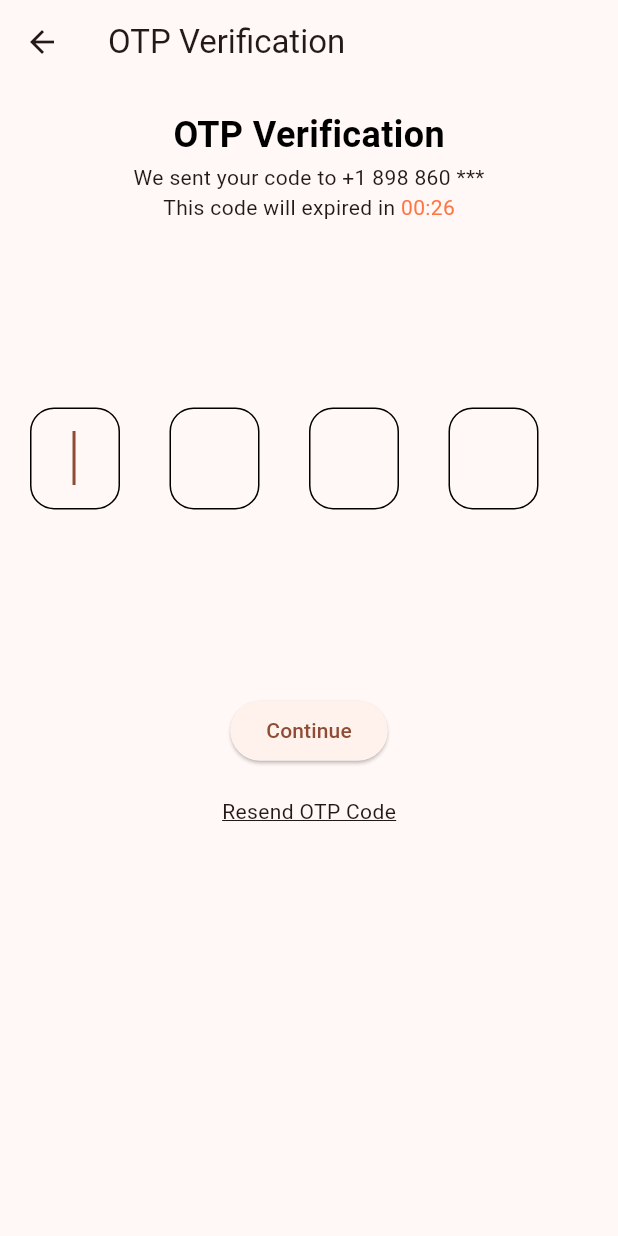
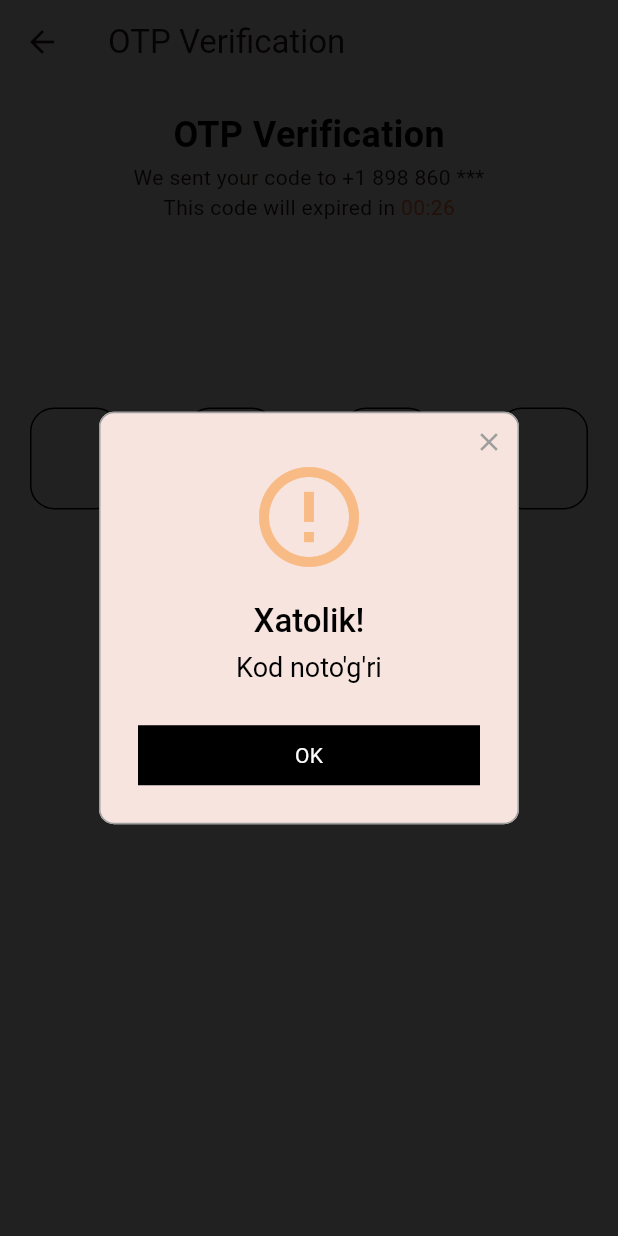
Before and after one commit to samandaruzbekistan/evakuvator, a Flutter app: the OtpScreen screen opened directly, after a tap on "Continue", on a phone screen of 412 x 824 dp. Run offline on Flutter 3.47's test engine with Material 3 defaults, Android fonts, the phone set to English and light mode, and no system bars; drawn by our look-alikes of rflutter_alert; our stand-ins replace connectivity_plus, firebase_core, firebase_messaging, flutter_local_notifications, flutter_svg, get and 2 more; missing offline and left inert: dart_jsonwebtoken; accounts and stored records are empty.

Commit message:
register login bugs fixed

```diff
--- a/lib/controllers/api_controller.dart
+++ b/lib/controllers/api_controller.dart
@@ -94,7 +94,7 @@ class ApiController {
     return -1;
   }
 
-  Future<void> checkCode(String code) async {
+  Future<int?> checkCode(String code) async {
     var kod = box.get('code');
     if(kod == code){
       var headers = {
@@ -121,10 +121,16 @@ class ApiController {
       request.headers.addAll(headers);
 
       http.StreamedResponse response = await request.send();
-
+      if(response.statusCode == 200){
+        box.put('phone', "${box.get("temp_phone")}");
+        box.put('name',"${box.get('temp_name')}");
+        box.put('region_name',"${box.get('temp_location_name')}");
+        box.put('region_id', "${box.get('temp_location_id')}");
+        return 1;
+      }
     }
     else{
-      print("else");
+      return 0;
     }
   }
 
--- a/lib/screens/otp/components/otp_form.dart
+++ b/lib/screens/otp/components/otp_form.dart
@@ -1,5 +1,7 @@
+import 'package:evakuvator/screens/home/home_screen.dart';
 import 'package:flutter/material.dart';
 import 'package:get/get.dart';
+import 'package:rflutter_alert/rflutter_alert.dart';
 
 import '../../../constants.dart';
 import '../../../controllers/api_controller.dart';
@@ -21,6 +23,7 @@ class _OtpFormState extends State<OtpForm> {
   TextEditingController number2 = TextEditingController();
   TextEditingController number3 = TextEditingController();
   TextEditingController number4 = TextEditingController();
+  bool isLoading = false;
 
   @override
   void initState() {
@@ -113,14 +116,29 @@ class _OtpFormState extends State<OtpForm> {
                   },
                 ),
               ),
-              Obx(() => apiController.codeTrue.isTrue ? Text("Kod noto'g'ri", style: TextStyle(color: Colors.red),) : Text(""))
             ],
           ),
           SizedBox(height: MediaQuery.of(context).size.height * 0.15),
           ElevatedButton(
-            onPressed: () {
+            onPressed: () async {
+              setState(() {
+                isLoading = true;
+              });
               var code = "${number1.text}${number2.text}${number3.text}${number4.text}";
-              apiController.checkCode(code);
+              var check_code = await apiController.checkCode(code);
+              print(check_code);
+              if(check_code == 1){
+                setState(() {
+                  isLoading = false;
+                });
+                Get.to(HomeScreen());
+              }
+              else{
+                setState(() {
+                  isLoading = false;
+                });
+                _codeError(context);
+              }
             },
             child: const Text("Continue"),
           ),
@@ -129,3 +147,24 @@ class _OtpFormState extends State<OtpForm> {
     );
   }
 }
+
+
+_codeError(context) {
+  Alert(
+    context: context,
+    type: AlertType.warning,
+    title: "Xatolik!",
+    desc: "Kod noto'g'ri",
+    buttons: [
+      DialogButton(
+        child: Text(
+          "OK",
+          style: TextStyle(color: Colors.white, fontSize: 14),
+        ),
+        onPressed: () => Navigator.pop(context),
+        color: Colors.black,
+        radius: BorderRadius.circular(0.0),
+      ),
+    ],
+  ).show();
+}
```
